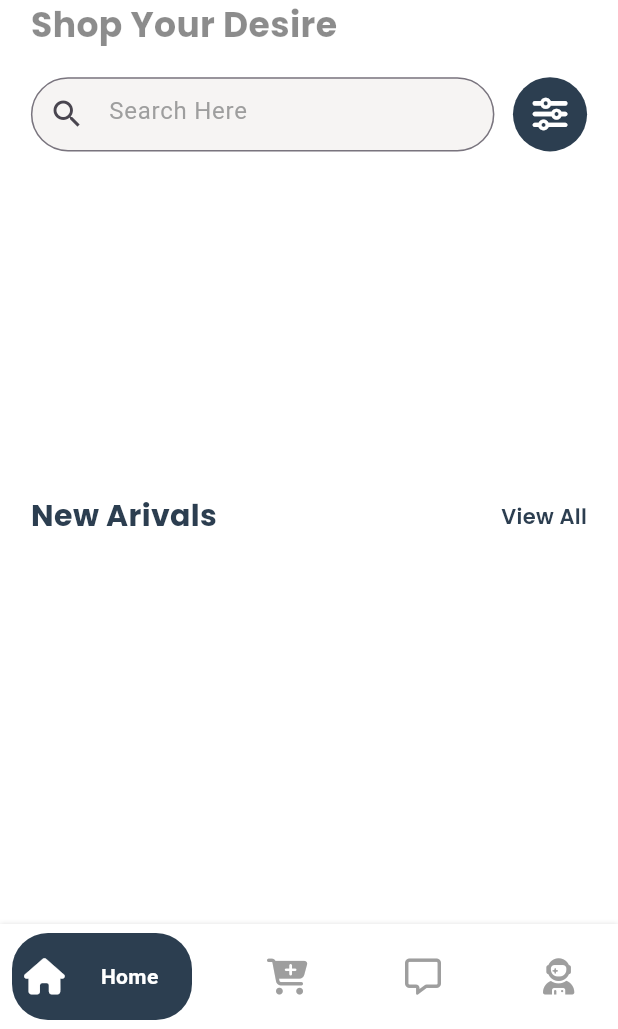
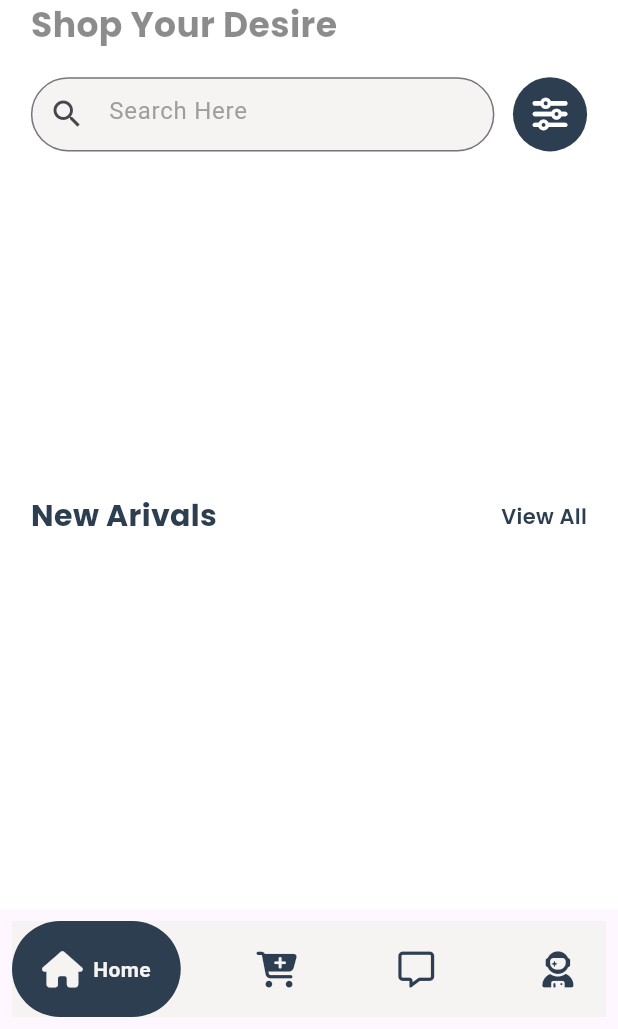
Before and after one commit to SimoHimo/Yokubo, a Flutter app: the DashBoard screen opened by its route, on a phone screen of 412 x 824 dp, the part 207-1236 px from its top. Run offline on Flutter 3.47's test engine with Material 2 defaults, Android fonts, the phone set to English and light mode, and no system bars; drawn by our look-alikes of carousel_slider, google_nav_bar; our stand-ins replace cached_network_image, custom_radio_grouped_button, firebase_auth, firebase_core, font_awesome_flutter, get and 1 more; missing offline and left inert: sign_button; accounts and stored records are empty; network calls fail.

Commit message:
Dashboard

```diff
--- a/lib/main.dart
+++ b/lib/main.dart
@@ -32,9 +32,9 @@ class MyApp extends StatelessWidget {
       theme: ThemeData(useMaterial3: true),
       initialRoute: "/auth_page",
       getPages: [
-        GetPage(name: "/auth_page", page: ()=>const AuthPage()),
-        GetPage(name: "/product_page", page: ()=>const ProductPage()),
-        GetPage(name: "/", page: ()=>const DashBoard(), binding: DashboardBinding(),),
+        GetPage(name: "/auth_page", page: ()=>const AuthPage(),binding: DashboardBinding(),),
+        GetPage(name: "/navbar", page: ()=>const ProductPage()),
+        GetPage(name: "/", page: ()=>const DashBoard(), ),
       ],
     );
   }
--- a/lib/pages/Dashboard/custom_animated_bottom_bar.dart
+++ /dev/null
@@ -1,171 +0,0 @@
-import 'package:flutter/material.dart';
-
-class CustomAnimatedBottomBar extends StatelessWidget {
-
-  const CustomAnimatedBottomBar({
-    Key? key,
-    this.selectedIndex = 0,
-    this.showElevation = true,
-    this.iconSize = 24,
-    this.backgroundColor,
-    this.itemCornerRadius = 50,
-    this.containerHeight = 56,
-    this.animationDuration = const Duration(milliseconds: 270),
-    this.mainAxisAlignment = MainAxisAlignment.spaceBetween,
-    required this.items,
-    required this.onItemSelected,
-    this.curve = Curves.linear,
-  }) : assert(items.length >= 2 && items.length < 5),
-        super(key: key);
-
-  final int selectedIndex;
-  final double iconSize;
-  final Color? backgroundColor;
-  final bool showElevation;
-  final Duration animationDuration;
-  final List<BottomNavyBarItem> items;
-  final ValueChanged<int> onItemSelected;
-  final MainAxisAlignment mainAxisAlignment;
-  final double itemCornerRadius;
-  final double containerHeight;
-  final Curve curve;
-
-  @override
-  Widget build(BuildContext context) {
-    final bgColor = backgroundColor ?? Theme.of(context).canvasColor;
-
-    return Container(
-      decoration: BoxDecoration(
-        color: bgColor,
-        boxShadow: [
-          if (showElevation)
-            const BoxShadow(
-              color: Colors.black12,
-              blurRadius: 2,
-            ),
-        ],
-      ),
-      child: SafeArea(
-        child: Container(
-          width: double.infinity,
-          height: containerHeight,
-          padding: const EdgeInsets.symmetric(vertical: 6, horizontal: 8),
-          child: Row(
-            mainAxisAlignment: mainAxisAlignment,
-            children: items.map((item) {
-              var index = items.indexOf(item);
-              return GestureDetector(
-                onTap: () => onItemSelected(index),
-                child: _ItemWidget(
-                  item: item,
-                  iconSize: iconSize,
-                  isSelected: index == selectedIndex,
-                  backgroundColor: bgColor,
-                  itemCornerRadius: itemCornerRadius,
-                  animationDuration: animationDuration,
-                  curve: curve,
-                ),
-              );
-            }).toList(),
-          ),
-        ),
-      ),
-    );
-  }
-}
-
-class _ItemWidget extends StatelessWidget {
-  final double iconSize;
-  final bool isSelected;
-  final BottomNavyBarItem item;
-  final Color backgroundColor;
-  final double itemCornerRadius;
-  final Duration animationDuration;
-  final Curve curve;
-
-  const _ItemWidget({
-    Key? key,
-    required this.item,
-    required this.isSelected,
-    required this.backgroundColor,
-    required this.animationDuration,
-    required this.itemCornerRadius,
-    required this.iconSize,
-    this.curve = Curves.linear,
-  })  : super(key: key);
-
-  @override
-  Widget build(BuildContext context) {
-    return Semantics(
-      container: true,
-      selected: isSelected,
-      child: AnimatedContainer(
-        width: isSelected ? 120 : 50,
-        height: double.maxFinite,
-        duration: animationDuration,
-        curve: curve,
-        decoration: BoxDecoration(
-          color:
-          isSelected ? item.activeColor : backgroundColor,
-          borderRadius: BorderRadius.circular(itemCornerRadius),
-        ),
-        child: SingleChildScrollView(
-          scrollDirection: Axis.horizontal,
-          physics: const NeverScrollableScrollPhysics(),
-          child: Container(
-            width: isSelected ? 130 : 50,
-            padding: const EdgeInsets.symmetric(horizontal: 8),
-            child: Row(
-              mainAxisSize: MainAxisSize.max,
-              mainAxisAlignment: MainAxisAlignment.start,
-              crossAxisAlignment: CrossAxisAlignment.center,
-              children: <Widget>[
-                IconTheme(
-                  data: IconThemeData(
-                    size: iconSize,
-                    color: isSelected
-                        ? backgroundColor
-                        : item.inactiveColor ?? item.activeColor,
-                  ),
-                  child: item.icon,
-                ),
-                if (isSelected)
-                  Expanded(
-                    child: Container(
-                      padding: const EdgeInsets.symmetric(horizontal: 4),
-                      child: DefaultTextStyle.merge(
-                        style: TextStyle(
-                          color: backgroundColor,
-                          fontWeight: FontWeight.bold,
-                        ),
-                        maxLines: 1,
-                        textAlign: item.textAlign,
-                        child: item.title,
-                      ),
-                    ),
-                  ),
-              ],
-            ),
-          ),
-        ),
-      ),
-    );
-  }
-}
-class BottomNavyBarItem {
-
-  BottomNavyBarItem({
-    required this.icon,
-    required this.title,
-    this.activeColor = Colors.blue,
-    this.textAlign,
-    this.inactiveColor,
-  });
-
-  final Widget icon;
-  final Widget title;
-  final Color activeColor;
-  final Color? inactiveColor;
-  final TextAlign? textAlign;
-
-}
--- a/lib/pages/Dashboard/dashboard.dart
+++ b/lib/pages/Dashboard/dashboard.dart
@@ -1,8 +1,6 @@
 import 'package:flutter/material.dart';
 import 'package:font_awesome_flutter/font_awesome_flutter.dart';
-import 'package:get/get.dart';
-import 'package:yokubo/pages/Dashboard/dashboard_controller.dart';
-import 'custom_animated_bottom_bar.dart';
+import 'package:google_nav_bar/google_nav_bar.dart';
 import '../Cart/cart_page.dart';
 import '../Home/homepage.dart';
 import '../Notifications/notification_page.dart';
@@ -16,76 +14,64 @@ class DashBoard extends StatefulWidget {
 }
 
 class DashBoardState extends State<DashBoard> {
-  //int _currentIndex = 0;
-  var black = const Color(0xff2c3e50);
+  List<Widget> pages = [
+    const HomePage(),
+    CartPage(),
+    const NotificationPage(),
+    const ProfilePage(),
+  ];
 
-  final _inactiveColor = Colors.grey;
-  final _activeColor = const Color(0xff2c3e50);
+  void changeTabIndex(int index) {
+    setState(() {
+      tabIndex = index;
+    });
+  }
+
+  int tabIndex = 0;
 
   @override
   Widget build(BuildContext context) {
-    return GetBuilder<DashboardController>(builder: (controller) {
-      return Scaffold(
-          body: SafeArea(
-            child: IndexedStack(
-              index: controller.tabIndex,
-              children: [
-                HomePage(),
-                CartPage(),
-                const NotificationPage(),
-                const ProfilePage(),
-              ],
+    var white = const Color(0xfff6f4f3);
+    var black = const Color(0xff2c3e50);
+    return Scaffold(
+      body: SafeArea(
+        child: IndexedStack(
+          index: tabIndex,
+          children: pages,
+        ),
+      ),
+      bottomNavigationBar: Padding(
+        padding: const EdgeInsets.all(8.0),
+        child: GNav(
+          backgroundColor: white,
+          color: black,
+          activeColor: white,
+          hoverColor: black,
+          //tabActiveBorder: Border.all(color: black, width: 1),
+          tabBackgroundColor: black,
+          padding: const EdgeInsets.symmetric(horizontal: 20, vertical: 20),
+          gap: 10,
+          onTabChange: changeTabIndex,
+          tabs: const [
+            GButton(
+              icon: FontAwesomeIcons.house,
+              text: 'Home',
             ),
-          ),
-          bottomNavigationBar: CustomAnimatedBottomBar(
-            containerHeight: 70,
-            backgroundColor: Colors.white,
-            selectedIndex: controller.tabIndex,
-            showElevation: true,
-            itemCornerRadius: 24,
-            curve: Curves.easeIn,
-            onItemSelected: controller.changeTabIndex,
-            items: <BottomNavyBarItem>[
-              BottomNavyBarItem(
-                icon: const FaIcon(
-                  FontAwesomeIcons.house,
-                ),
-                title: const Text('Home'),
-                activeColor: _activeColor,
-                inactiveColor: _inactiveColor,
-                textAlign: TextAlign.center,
-              ),
-              BottomNavyBarItem(
-                icon: const FaIcon(
-                  FontAwesomeIcons.cartPlus,
-                ),
-                title: const Text('Cart'),
-                activeColor: _activeColor,
-                inactiveColor: _inactiveColor,
-                textAlign: TextAlign.center,
-              ),
-              BottomNavyBarItem(
-                icon: const FaIcon(
-                  FontAwesomeIcons.message,
-                ),
-                title: const Text(
-                  'Messeges',
-                ),
-                activeColor: _activeColor,
-                inactiveColor: _inactiveColor,
-                textAlign: TextAlign.center,
-              ),
-              BottomNavyBarItem(
-                icon: const FaIcon(
-                  FontAwesomeIcons.userAstronaut,
-                ),
-                title: const Text('Settings'),
-                activeColor: _activeColor,
-                inactiveColor: _inactiveColor,
-                textAlign: TextAlign.center,
-              ),
-            ],
-          ));
-    });
+            GButton(
+              icon: FontAwesomeIcons.cartPlus,
+              text: 'Cart',
+            ),
+            GButton(
+              icon: FontAwesomeIcons.message,
+              text: "Notifications",
+            ),
+            GButton(
+              icon: FontAwesomeIcons.userAstronaut,
+              text: 'Profile',
+            ),
+          ],
+        ),
+      ),
+    );
   }
 }
--- a/lib/pages/Dashboard/dashboard_controller.dart
+++ b/lib/pages/Dashboard/dashboard_controller.dart
@@ -2,10 +2,4 @@ import 'package:get/get.dart';
 
 class DashboardController extends GetxController{
 
-  var tabIndex = 0;
-  void changeTabIndex(int index){
-    tabIndex = index;
-    update();
-  }
-
 }
--- a/lib/pages/Dashboard/navigation_bar.dart
+++ /dev/null
@@ -1,55 +0,0 @@
-import 'package:flutter/material.dart';
-import 'package:font_awesome_flutter/font_awesome_flutter.dart';
-import 'package:google_nav_bar/google_nav_bar.dart';
-
-class NavBar extends StatefulWidget {
-  const NavBar({super.key});
-
-  @override
-  State<NavBar> createState() => _NavBarState();
-}
-
-class _NavBarState extends State<NavBar> {
-
-  @override
-  Widget build(BuildContext context) {
-    var white =  Color(0xfff6f4f3);
-    var black =  Color(0xff2c3e50);
-    return Scaffold(
-      bottomNavigationBar: Padding(
-        padding: const EdgeInsets.all(8.0),
-        child: GNav(
-          backgroundColor: Color(0xfff6f4f3),
-          color: Color(0xff2c3e50),
-          activeColor: Color(0xfff6f4f3),
-          hoverColor: Color(0xff2c3e50),
-          tabActiveBorder: Border.all(color: Colors.black, width: 1),
-          tabBackgroundColor: Color(0xff2c3e50),
-          padding: EdgeInsets.symmetric(horizontal: 20, vertical: 20),
-
-
-
-          gap: 10,
-          tabs: [
-            GButton(
-              icon: FontAwesomeIcons.house,
-              text: 'Home',
-            ),
-            GButton(
-              icon: FontAwesomeIcons.cartPlus,
-              text: 'Cart',
-            ),
-            GButton(
-              icon: FontAwesomeIcons.message,
-              text: "Notifications",
-            ),
-            GButton(
-              icon: FontAwesomeIcons.userAstronaut,
-              text: 'Profile',
-            ),
-          ],
-        ),
-      ),
-    );
-  }
-}
--- a/lib/pages/Home/homepage.dart
+++ b/lib/pages/Home/homepage.dart
@@ -302,7 +302,7 @@ class _HomePageState extends State<HomePage> {
 
                 //GridView
                 SizedBox(
-                    height: height * 425,
+                    height: height * 360,
                     child: FutureBuilder(
                         future: getProducts(),
                         builder: (context, snapshot) {
--- a/lib/pages/Login/login_page.dart
+++ b/lib/pages/Login/login_page.dart
@@ -27,7 +27,7 @@ class _LoginPageState extends State<LoginPage> {
   @override
   Widget build(BuildContext context) {
     var height = (MediaQuery.of(context).size.height) / 100;
-    var width = (MediaQuery.of(context).size.width) / 100;
+    //var width = (MediaQuery.of(context).size.width) / 100;
     return Scaffold(
         body: SafeArea(
       top: true,
@@ -36,7 +36,7 @@ class _LoginPageState extends State<LoginPage> {
           mainAxisAlignment: MainAxisAlignment.center,
           crossAxisAlignment: CrossAxisAlignment.center,
           children: [
-            SizedBox(
+            const SizedBox(
               height: 120,
             ),
             SizedBox(
@@ -46,7 +46,7 @@ class _LoginPageState extends State<LoginPage> {
                   image: AssetImage('assets/images/LogoSide.png'),
                   fit: BoxFit.fitHeight),
             ),
-            SizedBox(
+            const SizedBox(
               height: 30,
             ),
             Container(
@@ -71,7 +71,7 @@ class _LoginPageState extends State<LoginPage> {
 
             Mybutton(onTap: signUserIn),
 
-            SizedBox(
+            const SizedBox(
               height: 80,
             ),
             SignInButton(
@@ -87,12 +87,12 @@ class _LoginPageState extends State<LoginPage> {
               child: Row(
                 mainAxisAlignment: MainAxisAlignment.center,
                 children: [
-                  Text("   Don\'t Have an Account?"),
+                  const Text("   Don't Have an Account?"),
                   TextButton(
                       onPressed: () {
-                        Get.to(() => SignUpPage());
+                        Get.to(() => const SignUpPage());
                       },
-                      child: Text("Sign Up Now"))
+                      child: const Text("Sign Up Now"))
                 ],
               ),
             )
--- a/lib/pages/Profile/profile_page.dart
+++ b/lib/pages/Profile/profile_page.dart
@@ -1,3 +1,4 @@
+import 'package:firebase_auth/firebase_auth.dart';
 import 'package:flutter/material.dart';
 import 'package:font_awesome_flutter/font_awesome_flutter.dart';
 import 'package:get/get.dart';
@@ -32,7 +33,7 @@ class _ProfilePageState extends State<ProfilePage> {
     () {Get.to(()=>const SettingsPage(),transition: Transition.leftToRightWithFade);},
     () {},
     () {},
-    () {},
+    () {FirebaseAuth.instance.signOut();},
   ];
 
   @override
--- a/lib/pages/auth_page.dart
+++ b/lib/pages/auth_page.dart
@@ -1,8 +1,6 @@
 import 'package:firebase_auth/firebase_auth.dart';
 import 'package:flutter/material.dart';
 import 'package:yokubo/pages/Dashboard/dashboard.dart';
-import 'package:yokubo/pages/Dashboard/navigation_bar.dart';
-import 'package:yokubo/pages/Home/homepage.dart';
 import 'package:yokubo/pages/Login/login_page.dart';
 
 class AuthPage extends StatelessWidget {
@@ -13,11 +11,12 @@ class AuthPage extends StatelessWidget {
     return Scaffold(
       body: StreamBuilder<User?>(
         stream: FirebaseAuth.instance.authStateChanges(),
-        builder: (context,snapshot){
+        builder: (BuildContext context, AsyncSnapshot snapshot) {
           //User Logged In
-         if(snapshot.hasData){
-           return const NavBar();
-         }
+          if(snapshot.hasData){
+            print(snapshot);
+            return DashBoard();
+          }
 
           //User Not Logged In
           else{return const LoginPage();}
```
Also changed, not shown: assets/images/YokuboIcon.jpg, 5 other files.
